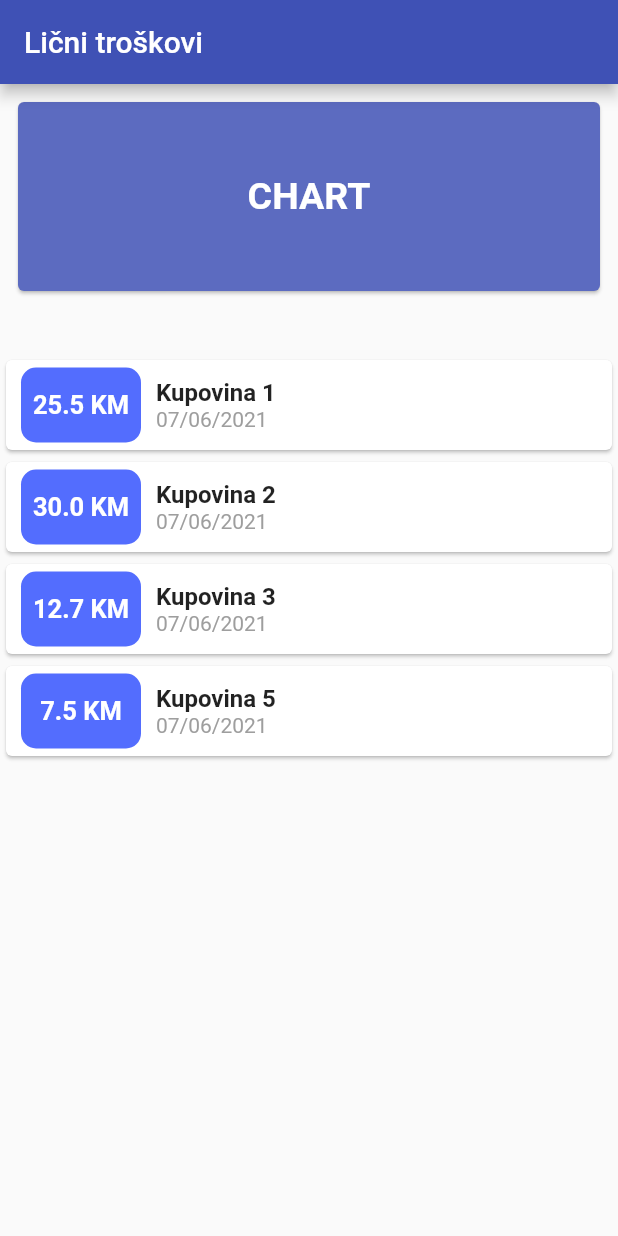
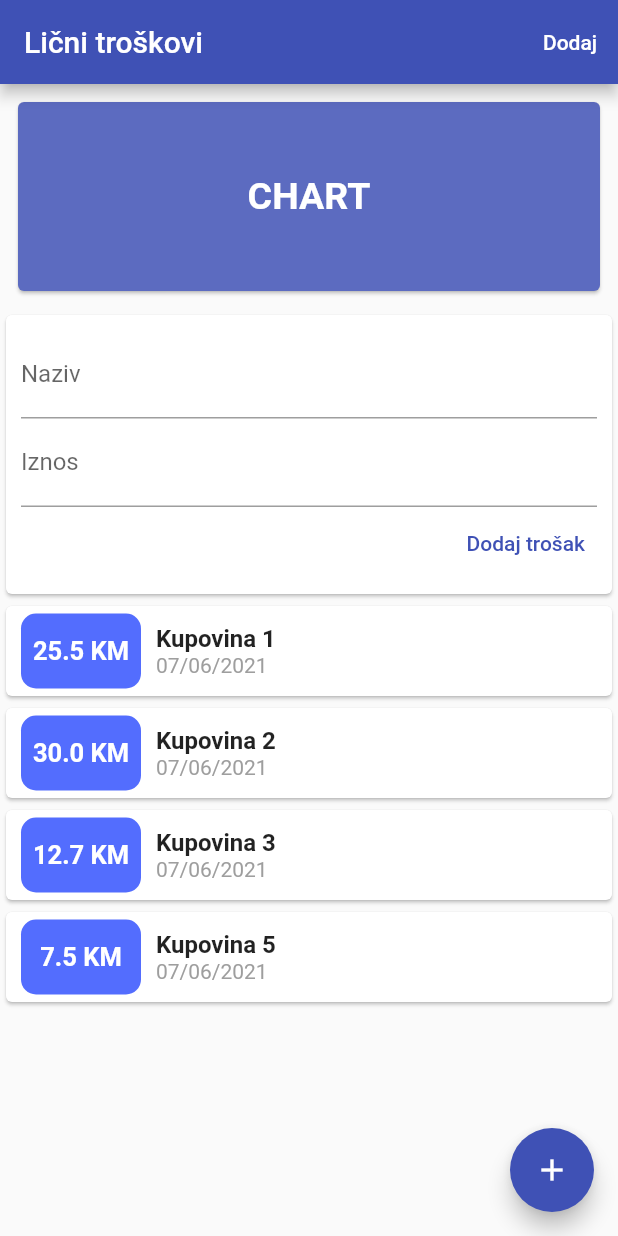
Before and after one commit to azemavdic/private_expanse_app, a Flutter app: the screen it shows after launch, on a phone screen of 412 x 824 dp. Run offline on Flutter 3.47's test engine with Material 2 defaults, Android fonts, the phone set to English and light mode, and no system bars.

Commit message:
adding values

```diff
--- /dev/null
+++ b/lib/data/dummy_data.dart
@@ -0,0 +1,28 @@
+import 'package:expense_app/models/transaction_model.dart';
+
+List<TransactionModel> transactions = [
+  TransactionModel(
+    id: '1',
+    title: 'Kupovina 1',
+    amount: 25.5,
+    date: DateTime.now(),
+  ),
+  TransactionModel(
+    id: '2',
+    title: 'Kupovina 2',
+    amount: 30,
+    date: DateTime.now(),
+  ),
+  TransactionModel(
+    id: '3',
+    title: 'Kupovina 3',
+    amount: 12.7,
+    date: DateTime.now(),
+  ),
+  TransactionModel(
+    id: '4',
+    title: 'Kupovina 5',
+    amount: 7.5,
+    date: DateTime.now(),
+  ),
+];
--- a/lib/main.dart
+++ b/lib/main.dart
@@ -1,6 +1,6 @@
-import './transaction_model.dart';
 import 'package:flutter/material.dart';
-import 'package:intl/intl.dart';
+
+import 'widgets/user_transaction.dart';
 
 void main() {
   runApp(MyApp());
@@ -21,37 +21,27 @@ class MyApp extends StatelessWidget {
 
 class MyHomePage extends StatelessWidget {
   final String title;
-  final List<TransactionModel> transactions = [
-    TransactionModel(
-      id: '1',
-      title: 'Kupovina 1',
-      amount: 25.5,
-      date: DateTime.now(),
-    ),
-    TransactionModel(
-      id: '2',
-      title: 'Kupovina 2',
-      amount: 30,
-      date: DateTime.now(),
-    ),
-    TransactionModel(
-      id: '3',
-      title: 'Kupovina 3',
-      amount: 12.7,
-      date: DateTime.now(),
-    ),
-    TransactionModel(
-      id: '4',
-      title: 'Kupovina 5',
-      amount: 7.5,
-      date: DateTime.now(),
-    ),
-  ];
+
   MyHomePage({Key key, this.title}) : super(key: key);
   @override
   Widget build(BuildContext context) {
     return Scaffold(
+      floatingActionButton: FloatingActionButton(
+        onPressed: () {},
+        child: Icon(Icons.add),
+      ),
       appBar: AppBar(
+        actions: [
+          TextButton(
+            onPressed: () {},
+            child: Text(
+              'Dodaj',
+              style: TextStyle(
+                color: Colors.white,
+              ),
+            ),
+          )
+        ],
         title: Text(title),
       ),
       body: Column(
@@ -74,59 +64,7 @@ class MyHomePage extends StatelessWidget {
               color: Colors.indigo.shade400,
             ),
           ),
-          SizedBox(
-            height: 30.0,
-          ),
-          Column(
-            children: transactions.map((tx) {
-              return Card(
-                child: Row(
-                  children: [
-                    Container(
-                      decoration: BoxDecoration(
-                        borderRadius: BorderRadius.circular(10),
-                        color: Colors.indigoAccent,
-                      ),
-                      margin: EdgeInsets.symmetric(
-                        horizontal: 10.0,
-                        vertical: 5.0,
-                      ),
-                      width: 80.0,
-                      height: 50.0,
-                      child: Center(
-                        child: Text(
-                          '${tx.amount} KM',
-                          style: TextStyle(
-                            color: Colors.white,
-                            fontWeight: FontWeight.bold,
-                            fontSize: 17.0,
-                          ),
-                        ),
-                      ),
-                    ),
-                    Column(
-                      crossAxisAlignment: CrossAxisAlignment.start,
-                      children: [
-                        Text(
-                          tx.title,
-                          style: TextStyle(
-                            fontSize: 16.0,
-                            fontWeight: FontWeight.bold,
-                          ),
-                        ),
-                        Text(
-                          DateFormat('dd/MM/yyyy').format(tx.date),
-                          style: TextStyle(
-                            color: Colors.grey,
-                          ),
-                        ),
-                      ],
-                    ),
-                  ],
-                ),
-              );
-            }).toList(),
-          ),
+          UserTransaction(),
         ],
       ),
     );
--- /dev/null
+++ b/lib/widgets/new_transaction.dart
@@ -0,0 +1,44 @@
+import 'package:flutter/material.dart';
+
+class NewTransaction extends StatelessWidget {
+  NewTransaction({this.newTransaction});
+  final Function newTransaction;
+  final titleController = TextEditingController();
+  final amountController = TextEditingController();
+
+  @override
+  Widget build(BuildContext context) {
+    return Card(
+      child: Container(
+        padding: EdgeInsets.all(10.0),
+        child: Column(
+          crossAxisAlignment: CrossAxisAlignment.end,
+          children: [
+            TextField(
+              controller: titleController,
+              decoration: InputDecoration(
+                labelText: 'Naziv',
+              ),
+              keyboardType: TextInputType.number,
+            ),
+            TextField(
+              controller: amountController,
+              decoration: InputDecoration(
+                labelText: 'Iznos',
+              ),
+            ),
+            TextButton(
+              onPressed: () {
+                newTransaction(
+                  titleController.text,
+                  double.parse(amountController.text),
+                );
+              },
+              child: Text('Dodaj trošak'),
+            ),
+          ],
+        ),
+      ),
+    );
+  }
+}
--- /dev/null
+++ b/lib/widgets/transaction_list.dart
@@ -0,0 +1,63 @@
+import 'package:expense_app/models/transaction_model.dart';
+import 'package:flutter/material.dart';
+import 'package:intl/intl.dart';
+
+class TransactionList extends StatelessWidget {
+  TransactionList({this.transactions});
+
+  final List<TransactionModel> transactions;
+
+  @override
+  Widget build(BuildContext context) {
+    return Column(
+      children: transactions.map((tx) {
+        return Card(
+          child: Row(
+            children: [
+              Container(
+                decoration: BoxDecoration(
+                  borderRadius: BorderRadius.circular(10),
+                  color: Colors.indigoAccent,
+                ),
+                margin: EdgeInsets.symmetric(
+                  horizontal: 10.0,
+                  vertical: 5.0,
+                ),
+                width: 80.0,
+                height: 50.0,
+                child: Center(
+                  child: Text(
+                    '${tx.amount} KM',
+                    style: TextStyle(
+                      color: Colors.white,
+                      fontWeight: FontWeight.bold,
+                      fontSize: 17.0,
+                    ),
+                  ),
+                ),
+              ),
+              Column(
+                crossAxisAlignment: CrossAxisAlignment.start,
+                children: [
+                  Text(
+                    tx.title,
+                    style: TextStyle(
+                      fontSize: 16.0,
+                      fontWeight: FontWeight.bold,
+                    ),
+                  ),
+                  Text(
+                    DateFormat('dd/MM/yyyy').format(tx.date),
+                    style: TextStyle(
+                      color: Colors.grey,
+                    ),
+                  ),
+                ],
+              ),
+            ],
+          ),
+        );
+      }).toList(),
+    );
+  }
+}
--- /dev/null
+++ b/lib/widgets/user_transaction.dart
@@ -0,0 +1,65 @@
+import 'package:expense_app/models/transaction_model.dart';
+import 'package:flutter/material.dart';
+
+import 'new_transaction.dart';
+import 'transaction_list.dart';
+
+class UserTransaction extends StatefulWidget {
+  @override
+  _UserTransactionState createState() => _UserTransactionState();
+}
+
+class _UserTransactionState extends State<UserTransaction> {
+  List<TransactionModel> _transactions = [
+    TransactionModel(
+      id: '1',
+      title: 'Kupovina 1',
+      amount: 25.5,
+      date: DateTime.now(),
+    ),
+    TransactionModel(
+      id: '2',
+      title: 'Kupovina 2',
+      amount: 30,
+      date: DateTime.now(),
+    ),
+    TransactionModel(
+      id: '3',
+      title: 'Kupovina 3',
+      amount: 12.7,
+      date: DateTime.now(),
+    ),
+    TransactionModel(
+      id: '4',
+      title: 'Kupovina 5',
+      amount: 7.5,
+      date: DateTime.now(),
+    ),
+  ];
+
+  void _addNewTransaction(String title, double amount) {
+    final newTransaction = TransactionModel(
+        id: DateTime.now().toString(),
+        title: title,
+        amount: amount,
+        date: DateTime.now());
+
+    setState(() {
+      _transactions.add(newTransaction);
+    });
+  }
+
+  @override
+  Widget build(BuildContext context) {
+    return Column(
+      children: [
+        NewTransaction(
+          newTransaction: _addNewTransaction,
+        ),
+        TransactionList(
+          transactions: _transactions,
+        ),
+      ],
+    );
+  }
+}
```
Also changed, not shown: lib/models/transaction_model.dart (renamed from lib/transaction_model.dart).
